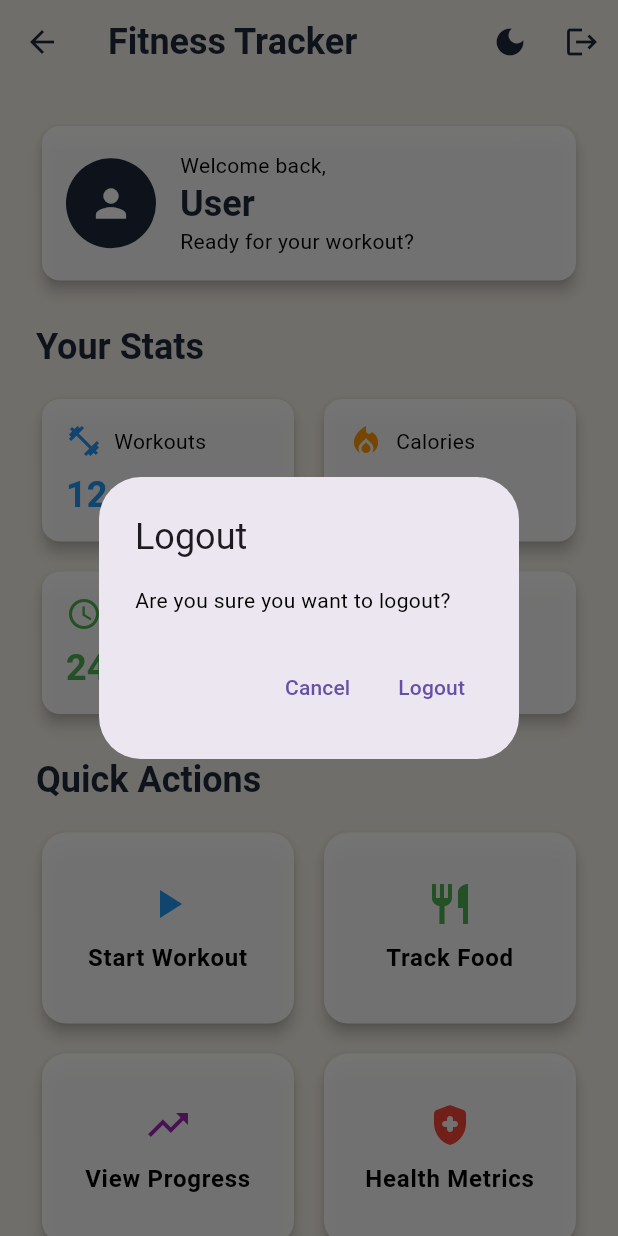
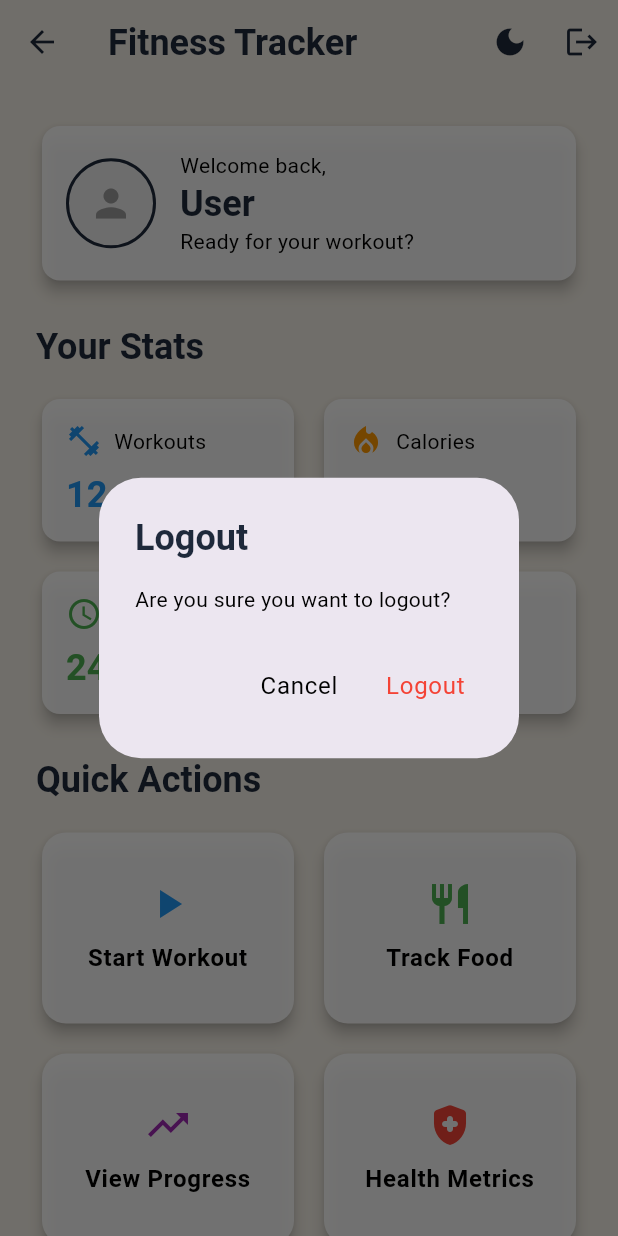
Before and after one commit to Ahmed-Amer01/fitness_tracker_flutter, a Flutter app: the DashboardScreen screen opened by its route, after a tap on the "logout" icon, on a phone screen of 412 x 824 dp. Run offline on Flutter 3.47's test engine with Material 3 defaults, Android fonts, the light colour scheme and no system bars; our stand-ins replace animated_text_kit, fl_chart, fluttertoast, image_picker, shared_preferences; accounts and stored records are empty; network calls fail.

Commit message:
Edit dashboard profile pic

```diff
--- a/lib/screens/dashboard_screen.dart
+++ b/lib/screens/dashboard_screen.dart
@@ -15,6 +15,7 @@ class DashboardScreen extends StatefulWidget {
 
 class _DashboardScreenState extends State<DashboardScreen> {
   bool _isLoading = false;
+  String? _profileImageUrl;
 
   @override
   void initState() {
@@ -22,7 +23,18 @@ class _DashboardScreenState extends State<DashboardScreen> {
     WidgetsBinding.instance.addPostFrameCallback((_) {
       Provider.of<ThemeProvider>(context, listen: false).setAuthScreens(false);
       Provider.of<HealthMetricProvider>(context, listen: false).fetchMetrics();
+      _loadProfileImage();
     });
+  }
+
+  void _loadProfileImage() {
+    final authProvider = Provider.of<AuthProvider>(context, listen: false);
+    final user = authProvider.user;
+    if (user != null) {
+      setState(() {
+        _profileImageUrl = user.profilePicUrl;
+      });
+    }
   }
 
   Future<void> _updateThemePreference(BuildContext context, String newTheme) async {
@@ -82,6 +94,48 @@ class _DashboardScreenState extends State<DashboardScreen> {
     }
   }
 
+  Widget _buildProfileImage() {
+    final authProvider = Provider.of<AuthProvider>(context);
+    Widget imageWidget;
+
+    if (authProvider.profileImageBytes != null) {
+      // Image fetched from backend
+      imageWidget = Image.memory(
+        authProvider.profileImageBytes!,
+        fit: BoxFit.cover,
+        width: 60,
+        height: 60,
+      );
+    } else if (_profileImageUrl != null && _profileImageUrl!.isNotEmpty) {
+      // Fallback to network URL
+      imageWidget = Image.network(
+        _profileImageUrl!,
+        fit: BoxFit.cover,
+        width: 60,
+        height: 60,
+        errorBuilder: (context, error, stackTrace) {
+          return const Icon(Icons.person, size: 30, color: Colors.grey);
+        },
+      );
+    } else {
+      imageWidget = const Icon(Icons.person, size: 30, color: Colors.grey);
+    }
+
+    return Container(
+      width: 60,
+      height: 60,
+      decoration: BoxDecoration(
+        shape: BoxShape.circle,
+        border: Border.all(
+          color: Theme.of(context).primaryColor,
+          width: 2,
+        ),
+        color: Colors.grey[200],
+      ),
+      child: ClipOval(child: imageWidget),
+    );
+  }
+
   @override
   Widget build(BuildContext context) {
     return Consumer3<AuthProvider, ThemeProvider, HealthMetricProvider>(
@@ -91,12 +145,9 @@ class _DashboardScreenState extends State<DashboardScreen> {
 
         return Scaffold(
           appBar: AppBar(
-            title: const Text(
+            title: Text(
               'Fitness Tracker',
-              style: TextStyle(
-                fontSize: 24,
-                fontWeight: FontWeight.bold,
-              ),
+              style: Theme.of(context).textTheme.headlineMedium,
             ),
             actions: [
               IconButton(
@@ -107,14 +158,16 @@ class _DashboardScreenState extends State<DashboardScreen> {
                 },
                 icon: Icon(
                   themeProvider.isDark ? Icons.light_mode : Icons.dark_mode,
+                  color: Theme.of(context).appBarTheme.iconTheme?.color,
                 ),
               ),
               IconButton(
                 onPressed: () {
                   _showLogoutDialog(context, authProvider, themeProvider);
                 },
-                icon: const Icon(
+                icon: Icon(
                   Icons.logout,
+                  color: Theme.of(context).appBarTheme.iconTheme?.color,
                 ),
               ),
             ],
@@ -136,20 +189,7 @@ class _DashboardScreenState extends State<DashboardScreen> {
                         padding: const EdgeInsets.all(16),
                         child: Row(
                           children: [
-                            CircleAvatar(
-                              radius: 30,
-                              backgroundColor: Theme.of(context).primaryColor,
-                              backgroundImage: user?.profilePicUrl != null
-                                  ? NetworkImage(user!.profilePicUrl!)
-                                  : null,
-                              child: user?.profilePicUrl == null
-                                  ? const Icon(
-                                      Icons.person,
-                                      size: 30,
-                                      color: Colors.white,
-                                    )
-                                  : null,
-                            ),
+                            _buildProfileImage(),
                             const SizedBox(width: 16),
                             Expanded(
                               child: Column(
@@ -189,7 +229,7 @@ class _DashboardScreenState extends State<DashboardScreen> {
                             'Workouts',
                             '12',
                             Icons.fitness_center,
-                        Colors.blue,
+                            Colors.blue,
                           ),
                         ),
                         const SizedBox(width: 12),
@@ -232,7 +272,7 @@ class _DashboardScreenState extends State<DashboardScreen> {
                     // Quick Actions
                     Text(
                       'Quick Actions',
-                  style: Theme.of(context).textTheme.headlineMedium,
+                      style: Theme.of(context).textTheme.headlineMedium,
                     ),
                     const SizedBox(height: 16),
                     GridView.count(
@@ -313,7 +353,7 @@ class _DashboardScreenState extends State<DashboardScreen> {
                           children: [
                             Text(
                               'App Theme',
-                          style: Theme.of(context).textTheme.headlineMedium,
+                              style: Theme.of(context).textTheme.headlineMedium,
                             ),
                             const SizedBox(height: 8),
                             Text(
@@ -376,18 +416,19 @@ class _DashboardScreenState extends State<DashboardScreen> {
     );
   }
 
-  Widget _buildActionCard(BuildContext context, String title, IconData icon, Color color, VoidCallback onTap) {
+  Widget _buildActionCard(
+      BuildContext context, String title, IconData icon, Color color, VoidCallback onTap) {
     return Card(
       child: InkWell(
         onTap: onTap,
         borderRadius: BorderRadius.circular(12),
         child: Padding(
-          padding: EdgeInsets.all(16),
+          padding: const EdgeInsets.all(16),
           child: Column(
             mainAxisAlignment: MainAxisAlignment.center,
             children: [
               Icon(icon, color: color, size: 32),
-              SizedBox(height: 8),
+              const SizedBox(height: 8),
               Text(
                 title,
                 style: Theme.of(context).textTheme.bodyLarge?.copyWith(
@@ -407,14 +448,23 @@ class _DashboardScreenState extends State<DashboardScreen> {
       context: context,
       builder: (BuildContext context) {
         return AlertDialog(
-          title: Text('Logout'),
-          content: Text('Are you sure you want to logout?'),
+          title: Text(
+            'Logout',
+            style: Theme.of(context).textTheme.headlineMedium,
+          ),
+          content: Text(
+            'Are you sure you want to logout?',
+            style: Theme.of(context).textTheme.bodyMedium,
+          ),
           actions: [
             TextButton(
               onPressed: () {
                 Navigator.of(context).pop();
               },
-              child: Text('Cancel'),
+              child: Text(
+                'Cancel',
+                style: Theme.of(context).textTheme.bodyLarge,
+              ),
             ),
             TextButton(
               onPressed: () async {
@@ -423,7 +473,12 @@ class _DashboardScreenState extends State<DashboardScreen> {
                 themeProvider.setAuthScreens(true);
                 Navigator.pushReplacementNamed(context, '/');
               },
-              child: Text('Logout'),
+              child: Text(
+                'Logout',
+                style: Theme.of(context).textTheme.bodyLarge?.copyWith(
+                      color: Colors.red,
+                    ),
+              ),
             ),
           ],
         );
```
